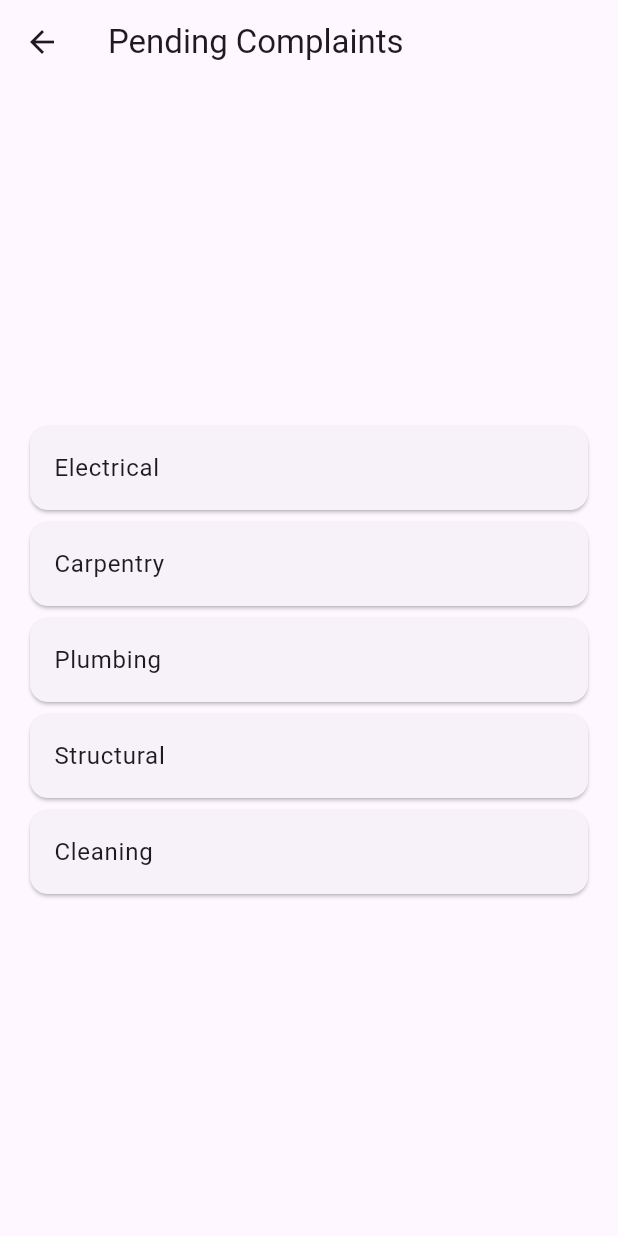
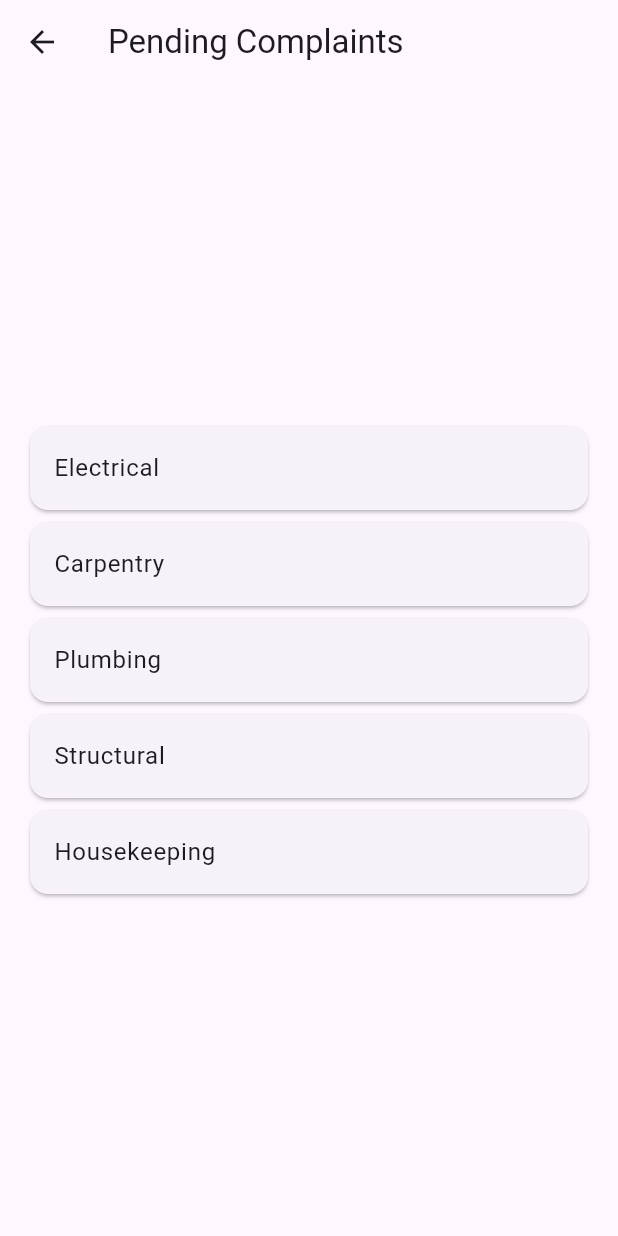
Before and after one commit to rishabhsingh9861/hostelappstudent, a Flutter app: the PendingComplaints screen opened directly, on a phone screen of 412 x 824 dp. Run offline on Flutter 3.47's test engine with Material 3 defaults, Android fonts, the light colour scheme and no system bars; our stand-ins replace cloud_firestore, file_picker, firebase_auth, firebase_core, firebase_storage, flutter_image_compress and 4 more; missing offline and left inert: syncfusion_flutter_pdfviewer; accounts and stored records are empty; network calls fail.

Commit message:
name change

```diff
--- a/lib/student/complaints.dart
+++ b/lib/student/complaints.dart
@@ -29,7 +29,7 @@ List<String> listproblemcategory = <String>[
   'Carpentry',
   'Plumbing',
   'Structural',
-  'Cleaning',
+  'Housekeeping',
 ];
 
 class _ComplaintsState extends State<Complaints> {
@@ -76,8 +76,8 @@ class _ComplaintsState extends State<Complaints> {
       case 'Structural':
         collectionPath = 'Structural';
         break;
-      case 'Cleaning':
-        collectionPath = 'Cleaning';
+      case 'Housekeeping':
+        collectionPath = 'Housekeeping';
         break;
       default:
         // Handle the default case or any other categories
--- a/lib/student/pendingproblem.dart
+++ b/lib/student/pendingproblem.dart
@@ -35,7 +35,7 @@ class _ComplaintsState extends State<PendingComplaints> {
                     'Carpentry',
                     'Plumbing',
                     'Structural',
-                    'Cleaning',
+                    'Housekeeping',
                   ])
                     ComplaintCategoryCard(
                       category: category,
```
